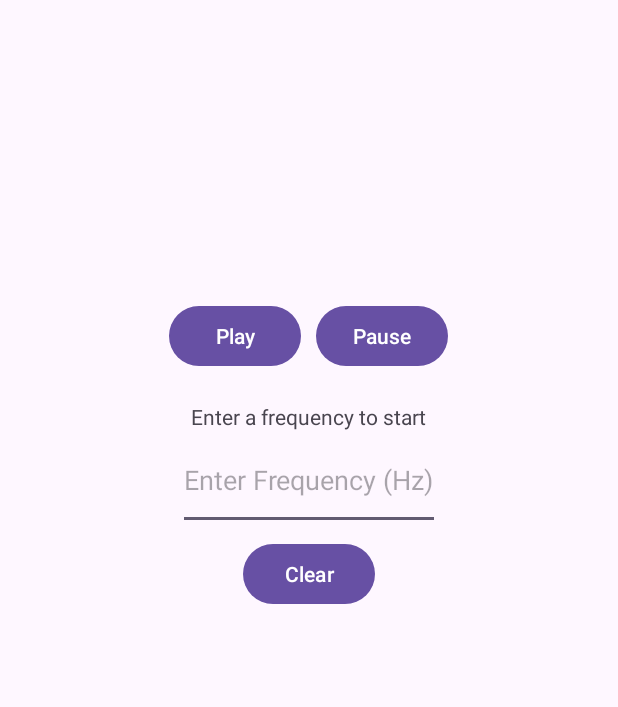
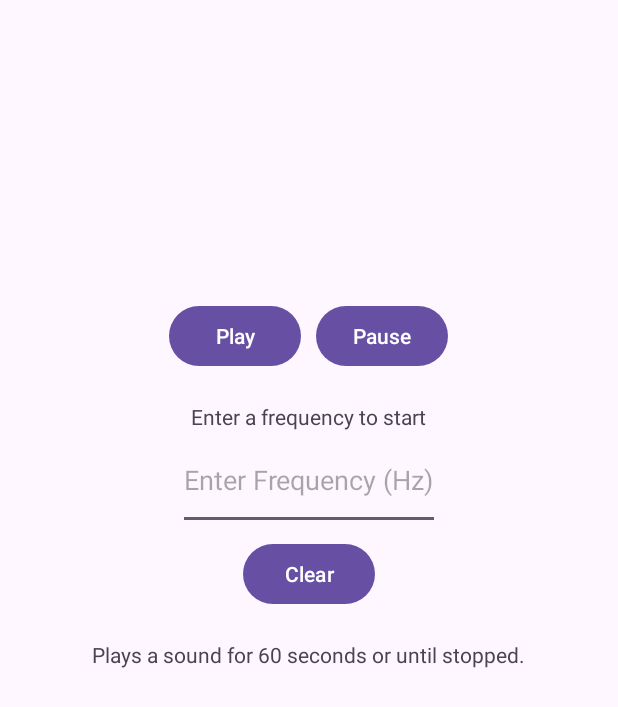
Before and after one commit to CheapPizza/FreqGenAndroid, an Android app: the screen it shows after launch (MainActivity), on a phone screen of 412 x 824 dp. Shown: the top 707 px of the screen. Run offline under Robolectric (Android 15) with nearby library versions, the phone set to English and light mode, and no system bars.

Commit message:
add info text

```diff
--- a/app/src/main/res/layout/activity_main.xml
+++ b/app/src/main/res/layout/activity_main.xml
@@ -57,4 +57,13 @@
         android:layout_marginTop="20dp"
         android:text="Enter a frequency to start"
         android:visibility="visible" />
+    <TextView
+        android:id="@+id/infoTextView"
+        android:layout_width="wrap_content"
+        android:layout_height="wrap_content"
+        android:layout_below="@id/resetButton"
+        android:layout_centerHorizontal="true"
+        android:layout_marginTop="20dp"
+        android:text="Plays a sound for 60 seconds or until stopped."
+        android:visibility="visible" />
 </RelativeLayout>
```
